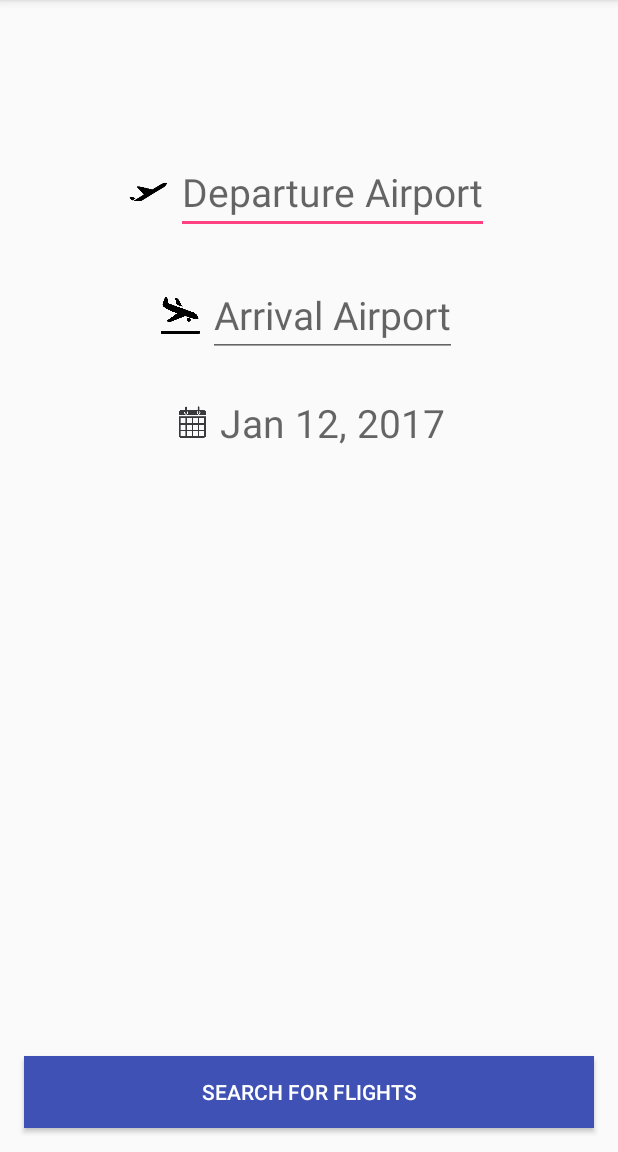
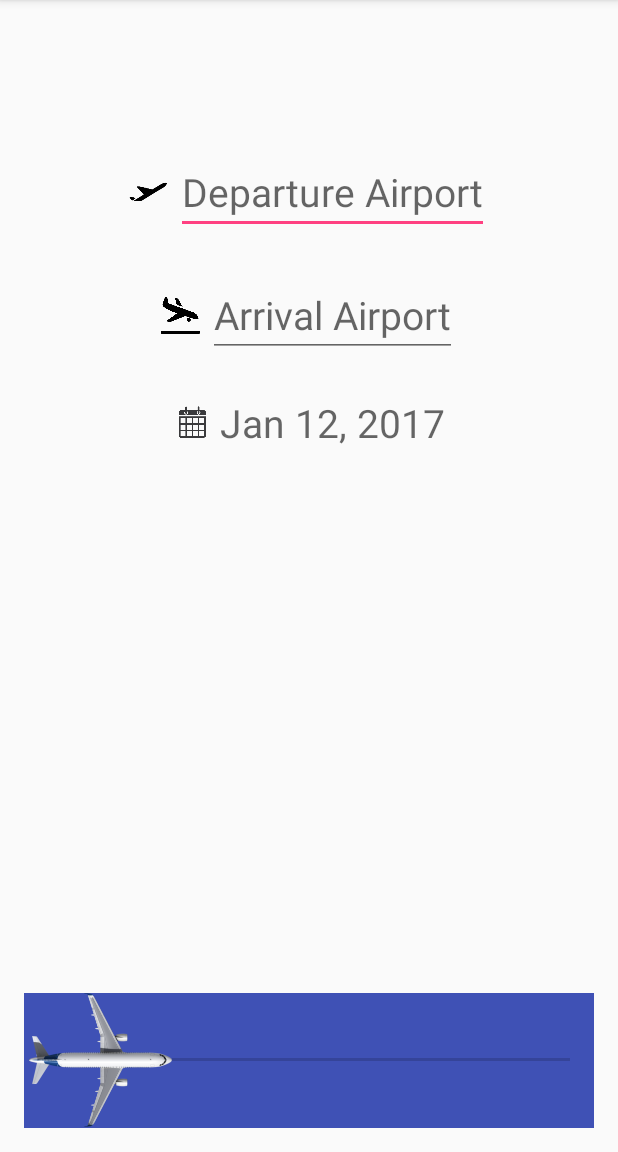
Before and after one commit to lakshmisagar/HackArizona---IOT, an Android app: the FlightActivity screen opened directly, with no data from a screen before it, on a phone screen of 412 x 824 dp, the part 84-1236 px from its top. Run offline under Robolectric (Android 15) with nearby library versions, the phone set to English and light mode, and no system bars; our stand-ins replace Volley.

Commit message:
FLight Booking search

```diff
--- a/app/src/main/java/planyourtrip/com/planyourtrip/View/FlightActivity.java
+++ b/app/src/main/java/planyourtrip/com/planyourtrip/View/FlightActivity.java
@@ -1,10 +1,12 @@
 package planyourtrip.com.planyourtrip.View;
 
 import android.app.DatePickerDialog;
+import android.content.Intent;
 import android.os.Bundle;
 import android.support.design.widget.TextInputEditText;
 import android.support.v4.app.DialogFragment;
 import android.support.v7.app.AppCompatActivity;
+import android.support.v7.widget.AppCompatSeekBar;
 import android.util.Log;
 import android.view.View;
 import android.view.animation.Animation;
@@ -14,6 +16,7 @@ import android.widget.Button;
 import android.widget.DatePicker;
 import android.widget.EditText;
 import android.widget.RelativeLayout;
+import android.widget.SeekBar;
 import android.widget.TextView;
 
 import com.android.volley.Response;
@@ -34,7 +37,7 @@ public class FlightActivity extends AppCompatActivity implements AnimationListen
     Animation slideLeft, slideRight, slideTop, slideBottom;
     RelativeLayout src,dst;
     TextView Seldate;
-    Button search;
+    AppCompatSeekBar search;
 
     EditText srcInput;
     EditText destInput;
@@ -46,7 +49,29 @@ public class FlightActivity extends AppCompatActivity implements AnimationListen
         src = (RelativeLayout) findViewById(R.id.src);
         dst = (RelativeLayout) findViewById(R.id.dst);
         Seldate = (TextView) findViewById(R.id.selcted_date);
-        search = (Button) findViewById(R.id.search);
+        search = (AppCompatSeekBar) findViewById(R.id.search);
+        search.setMax(10);
+        search.setProgress(1);
+        search.setOnSeekBarChangeListener(new SeekBar.OnSeekBarChangeListener() {
+
+            @Override
+            public void onStopTrackingTouch(SeekBar seekBar) {
+                //add here your implementation
+            }
+            @Override
+            public void onStartTrackingTouch(SeekBar seekBar) {
+                //add here your implementation
+            }
+            @Override
+            public void onProgressChanged(SeekBar seekBar, int progress,
+                                          boolean fromUser) {
+                if(progress==8){
+                    Intent i = new Intent(getApplicationContext(), HomeActivity.class);
+                    startActivity(i);
+                }
+            }
+        });
+
         srcInput = (EditText) findViewById(R.id.source);
         destInput = (EditText) findViewById(R.id.destination);
         slideLeft = AnimationUtils.loadAnimation(getApplicationContext(),
--- a/app/src/main/res/layout/activity_flight.xml
+++ b/app/src/main/res/layout/activity_flight.xml
@@ -100,18 +100,22 @@
             />
     </RelativeLayout>
 
-    <Button
+    <android.support.v7.widget.AppCompatSeekBar
         android:id="@+id/search"
-        android:visibility="visible"
-        android:layout_width="match_parent"
-        android:layout_height="wrap_content"
-        android:text="@string/search_flight"
-        android:background="@color/colorPrimary"
-        android:textColor="@color/cardview_light_background"
-        android:layout_alignParentBottom="true"
         android:layout_marginBottom="@dimen/activity_horizontal_margin"
         android:layout_marginLeft="@dimen/activity_horizontal_margin"
         android:layout_marginRight="@dimen/activity_horizontal_margin"
+        android:visibility="visible"
+        android:layout_width="match_parent"
+        android:layout_height="90dp"
+        android:indeterminate="false"
+        android:max="10"
+        android:secondaryProgress="1"
+        android:thumb="@mipmap/seek"
+        android:background="@color/colorPrimary"
+        android:text="@string/search_flight"
+        android:textColor="@color/cardview_light_background"
+        android:layout_alignParentBottom="true"
         android:textAlignment="center"/>
 
 </RelativeLayout>
--- a/app/src/main/res/values/colors.xml
+++ b/app/src/main/res/values/colors.xml
@@ -3,4 +3,5 @@
     <color name="colorPrimary">#3F51B5</color>
     <color name="colorPrimaryDark">#303F9F</color>
     <color name="colorAccent">#FF4081</color>
+    <color name="blue_light_background">#95D5F2</color>
 </resources>
--- a/app/src/main/res/values/dimens.xml
+++ b/app/src/main/res/values/dimens.xml
@@ -4,4 +4,5 @@
     <dimen name="activity_vertical_margin">16dp</dimen>
     <dimen name="activity_flight_margin">26dp</dimen>
     <dimen name="activity_flight_left_margin">5dp</dimen>
+    <dimen name="activity_search_margin">20dp</dimen>
 </resources>
--- a/app/src/main/res/values/strings.xml
+++ b/app/src/main/res/values/strings.xml
@@ -3,7 +3,7 @@
     <string name="src_hint">Departure Airport</string>
     <string name="dst_hint">Arrival Airport</string>
     <string name="date_hint">Jan 12, 2017</string>
-    <string name="search_flight">Search for Flights</string>
+    <string name="search_flight">Seek to Book</string>
     <string name="google_maps_key">AIzaSyBbTN4CKjj7kTxg8z3bZGqplpYBddHcIlA</string>
     <string name="hotel_location">City</string>
     <string name="hotel_check_in">Check in</string>
```
Also changed, not shown: app/src/main/java/planyourtrip/com/planyourtrip/View/HomeActivity.java (+0 -10 lines), app/src/main/res/layout/activity_home.xml (+5 -5 lines), app/src/main/res/mipmap-xxhdpi/seek.png (added), 1 other file.
